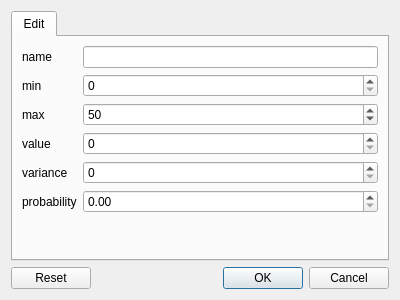
Old version of the form widget/genedialog.ui in the repository dridk/estel.
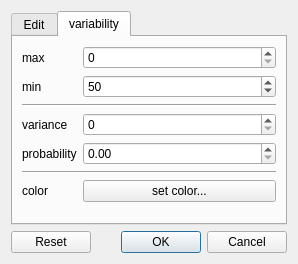
New version of the form.

Commit message: add rootCOlor UI and refactoring in GeneDialog

What changed in the file:
```diff
--- a/widget/genedialog.ui
+++ b/widget/genedialog.ui
@@ -6,8 +6,8 @@
    <rect>
     <x>0</x>
     <y>0</y>
-    <width>400</width>
-    <height>300</height>
+    <width>298</width>
+    <height>264</height>
    </rect>
   </property>
   <property name="windowTitle">
@@ -17,13 +17,16 @@
    <item>
     <widget class="QTabWidget" name="tabWidget">
      <property name="currentIndex">
-      <number>0</number>
+      <number>1</number>
      </property>
      <widget class="QWidget" name="Edit">
       <attribute name="title">
        <string>Edit</string>
       </attribute>
       <layout class="QFormLayout" name="formLayout">
+       <property name="fieldGrowthPolicy">
+        <enum>QFormLayout::AllNonFixedFieldsGrow</enum>
+       </property>
        <item row="0" column="0">
         <widget class="QLabel" name="label">
          <property name="text">
@@ -35,27 +38,51 @@
         <widget class="QLineEdit" name="nameEdit"/>
        </item>
        <item row="1" column="0">
-        <widget class="QLabel" name="label_2">
+        <widget class="QLabel" name="label_4">
          <property name="text">
-          <string>min</string>
+          <string>value</string>
          </property>
         </widget>
        </item>
        <item row="1" column="1">
-        <widget class="QSpinBox" name="minEdit">
+        <widget class="QSpinBox" name="valueEdit">
          <property name="maximum">
           <number>10000</number>
          </property>
         </widget>
        </item>
-       <item row="2" column="0">
+      </layout>
+     </widget>
+     <widget class="QWidget" name="varTab">
+      <attribute name="title">
+       <string>variability</string>
+      </attribute>
+      <layout class="QFormLayout" name="formLayout_2">
+       <item row="0" column="0">
         <widget class="QLabel" name="label_3">
          <property name="text">
           <string>max</string>
          </property>
         </widget>
        </item>
-       <item row="2" column="1">
+       <item row="0" column="1">
+        <widget class="QSpinBox" name="varianceEdit">
+         <property name="maximum">
+          <number>1000</number>
+         </property>
+         <property name="value">
+          <number>0</number>
+         </property>
+        </widget>
+       </item>
+       <item row="1" column="0">
+        <widget class="QLabel" name="label_2">
+         <property name="text">
+          <string>min</string>
+         </property>
+        </widget>
+       </item>
+       <item row="1" column="1">
         <widget class="QSpinBox" name="maxEdit">
          <property name="maximum">
           <number>10000</number>
@@ -65,45 +92,35 @@
          </property>
         </widget>
        </item>
+       <item row="2" column="0" colspan="2">
+        <widget class="Line" name="line">
+         <property name="orientation">
+          <enum>Qt::Horizontal</enum>
+         </property>
+        </widget>
+       </item>
        <item row="3" column="0">
-        <widget class="QLabel" name="label_4">
-         <property name="text">
-          <string>value</string>
-         </property>
-        </widget>
-       </item>
-       <item row="3" column="1">
-        <widget class="QSpinBox" name="valueEdit">
-         <property name="maximum">
-          <number>10000</number>
-         </property>
-        </widget>
-       </item>
-       <item row="4" column="0">
         <widget class="QLabel" name="label_6">
          <property name="text">
           <string>variance</string>
          </property>
         </widget>
        </item>
-       <item row="4" column="1">
-        <widget class="QSpinBox" name="varianceEdit">
+       <item row="3" column="1">
+        <widget class="QSpinBox" name="minEdit">
          <property name="maximum">
-          <number>1000</number>
-         </property>
-         <property name="value">
-          <number>0</number>
+          <number>10000</number>
          </property>
         </widget>
        </item>
-       <item row="5" column="0">
+       <item row="4" column="0">
         <widget class="QLabel" name="label_5">
          <property name="text">
           <string>probability</string>
          </property>
         </widget>
        </item>
-       <item row="5" column="1">
+       <item row="4" column="1">
         <widget class="QDoubleSpinBox" name="probaEdit">
          <property name="maximum">
           <double>1.000000000000000</double>
@@ -113,6 +130,27 @@
          </property>
         </widget>
        </item>
+       <item row="5" column="0" colspan="2">
+        <widget class="Line" name="line_2">
+         <property name="orientation">
+          <enum>Qt::Horizontal</enum>
+         </property>
+        </widget>
+       </item>
+       <item row="6" column="0">
+        <widget class="QLabel" name="label_8">
+         <property name="text">
+          <string>color</string>
+         </property>
+        </widget>
+       </item>
+       <item row="6" column="1">
+        <widget class="QPushButton" name="colorButton">
+         <property name="text">
+          <string>set color...</string>
+         </property>
+        </widget>
+       </item>
       </layout>
      </widget>
     </widget>
```
Left out of the diff: 2 changed lines with no effect on the pictures. The commit also changes 5 other files.
